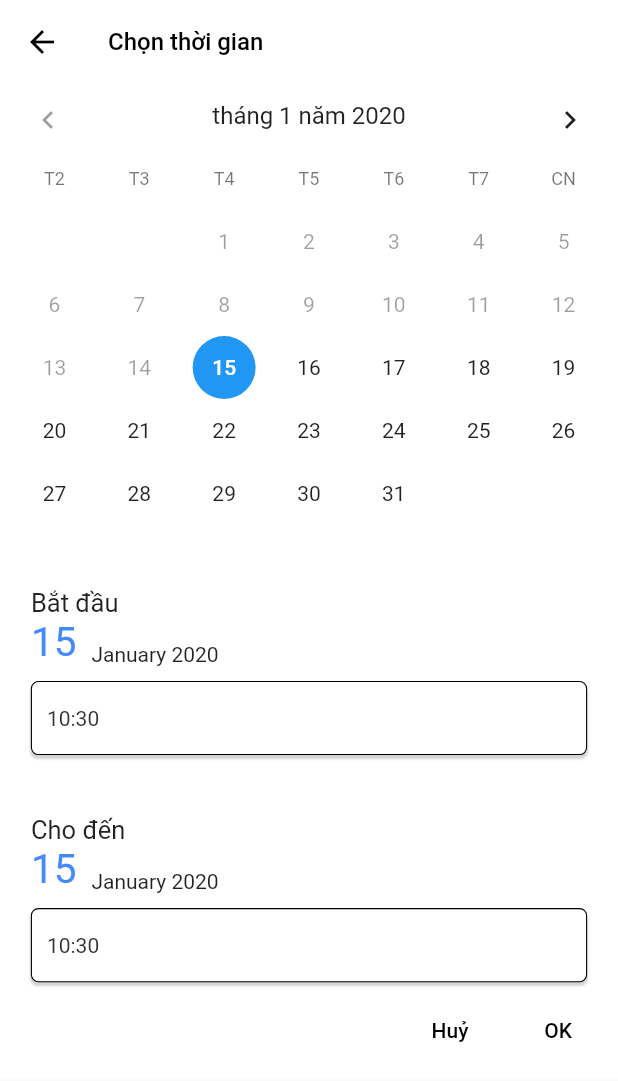
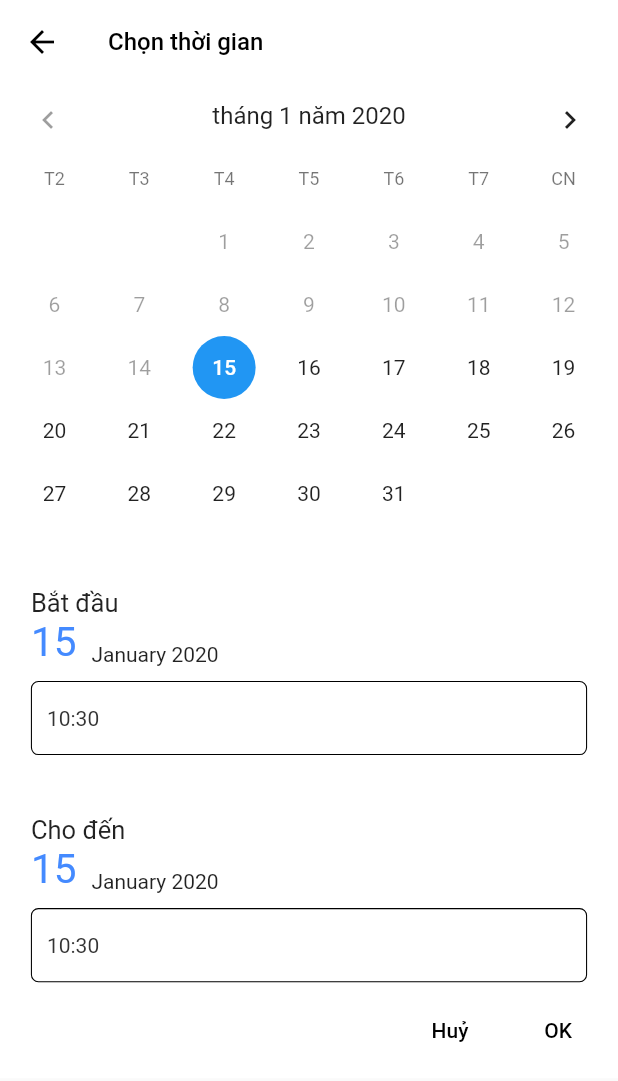
Before and after one commit to byline2009/houze-merchant, a Flutter app: the DateRangePage screen opened directly, on a phone screen of 412 x 824 dp. Shown: the top 1081 px of the screen. Run offline on Flutter 3.47's test engine with Material 2 defaults, Android fonts, the phone set to English and light mode, and no system bars; our stand-ins replace badges, bloc, cached_network_image, dio, dotted_border, equatable and 11 more; missing offline and left inert: christian_picker_image; accounts and stored records are empty; statements that could not run were skipped.

Commit message:
fix textfield

```diff
--- a/house_merchant/lib/custom/textfield_widget.dart
+++ b/house_merchant/lib/custom/textfield_widget.dart
@@ -68,13 +68,6 @@ class TextFieldWidget extends StatelessWidget {
           return Container(
               padding: EdgeInsets.only(left: 10, right: 10),
               decoration: BoxDecoration(
-                  boxShadow: [
-                    new BoxShadow(
-                      color: Color(0xffd2d4d6),
-                      offset: new Offset(0, 2.0),
-                      blurRadius: 0.5,
-                    )
-                  ],
                   borderRadius: BorderRadius.all(Radius.circular(5.0)),
                   color: Colors.white,
                   border: Border.all(
```
